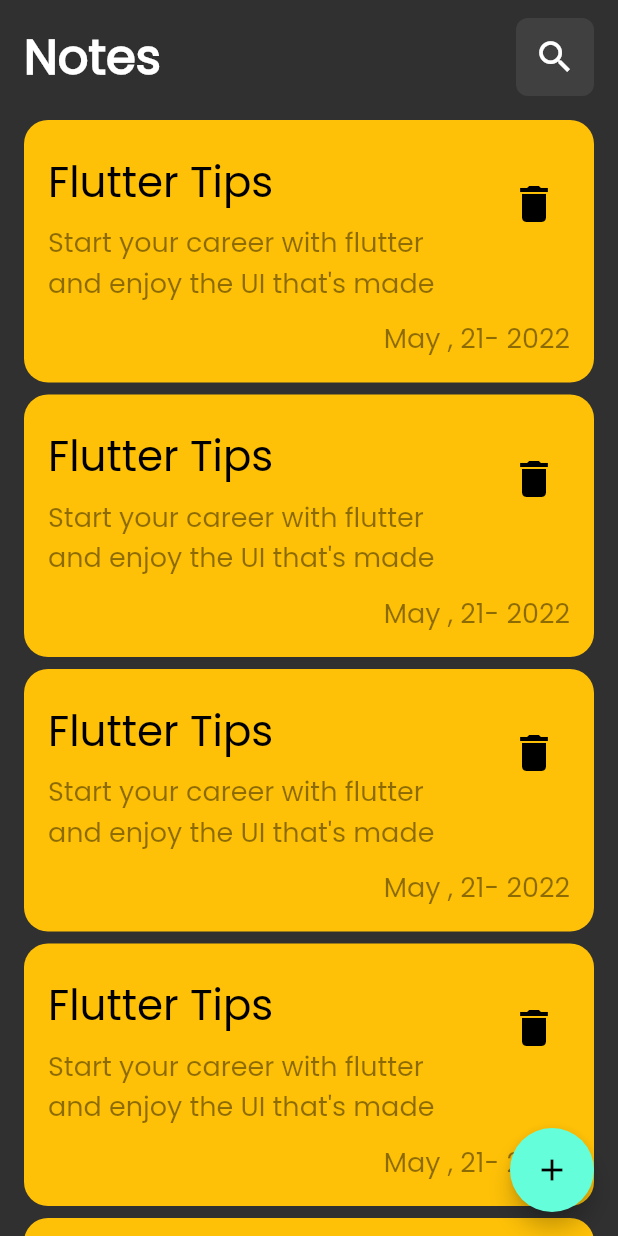
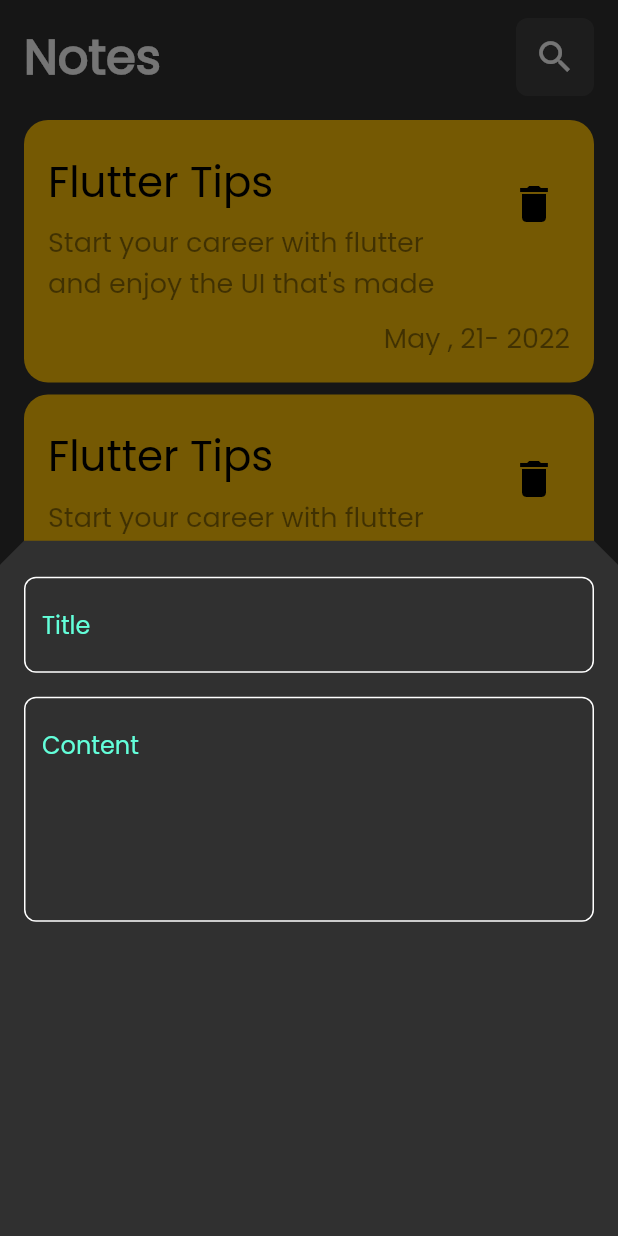
Before and after one commit to osamaahmedalsharabi/note_app, a Flutter app: the screen it shows after launch, after a tap on the "add" icon, on a phone screen of 412 x 824 dp. Run offline on Flutter 3.47's test engine with Material 3 defaults, Android fonts, the phone set to English and light mode, and no system bars.

Commit message:
create the model bottom sheet and create custom text field

```diff
--- a/lib/views/home_view.dart
+++ b/lib/views/home_view.dart
@@ -1,4 +1,5 @@
 import 'package:flutter/material.dart';
+import 'package:third_note_app/views/widgets/custom_model_bottom_sheet.dart';
 import 'package:third_note_app/views/widgets/home_view_body.dart';
 
 class HomeView extends StatelessWidget {
@@ -9,7 +10,18 @@
     return SafeArea(
       child: Scaffold(
         floatingActionButton: FloatingActionButton(
-          onPressed: () {},
+          onPressed: () {
+            showModalBottomSheet(
+                shape: const BeveledRectangleBorder(
+                    borderRadius: BorderRadius.only(
+                  topLeft: Radius.circular(16),
+                  topRight: Radius.circular(16),
+                )),
+                context: context,
+                builder: (context) {
+                  return const CustomModelBottomSheet();
+                });
+          },
           child: const Icon(Icons.add),
         ),
         floatingActionButtonAnimator: FloatingActionButtonAnimator.scaling,
--- /dev/null
+++ b/lib/views/widgets/custom_model_bottom_sheet.dart
@@ -0,0 +1,28 @@
+import 'package:flutter/material.dart';
+import 'package:third_note_app/views/widgets/custom_text_field_widget.dart';
+
+class CustomModelBottomSheet extends StatelessWidget {
+  const CustomModelBottomSheet({super.key});
+
+  @override
+  Widget build(BuildContext context) {
+    return Container(
+      padding: const EdgeInsets.all(16),
+      child: const Column(
+        children: [
+          SizedBox(
+            height: 8,
+          ),
+          CustomTextFieldWidget(hintText: "Title"),
+          SizedBox(
+            height: 16,
+          ),
+          CustomTextFieldWidget(
+            hintText: "Content",
+            maxLines: 5,
+          ),
+        ],
+      ),
+    );
+  }
+}
--- /dev/null
+++ b/lib/views/widgets/custom_text_field_widget.dart
@@ -0,0 +1,30 @@
+import 'package:flutter/material.dart';
+
+class CustomTextFieldWidget extends StatelessWidget {
+  final String hintText;
+  final int maxLines;
+  const CustomTextFieldWidget(
+      {super.key, required this.hintText, this.maxLines = 1});
+
+  @override
+  Widget build(BuildContext context) {
+    return TextField(
+      maxLines: maxLines,
+      decoration: InputDecoration(
+        hintText: hintText,
+        hintStyle: const TextStyle(color: Color(0xff63FFDA)),
+        enabledBorder: buildBorder(),
+        errorBorder: buildBorder(color: Colors.red),
+        focusedBorder: buildBorder(color: const Color(0xff63FFDA)),
+      ),
+    );
+  }
+
+  OutlineInputBorder buildBorder({Color? color}) {
+    return OutlineInputBorder(
+        borderRadius: BorderRadius.circular(8),
+        borderSide: BorderSide(
+          color: color ?? Colors.white,
+        ));
+  }
+}
```
